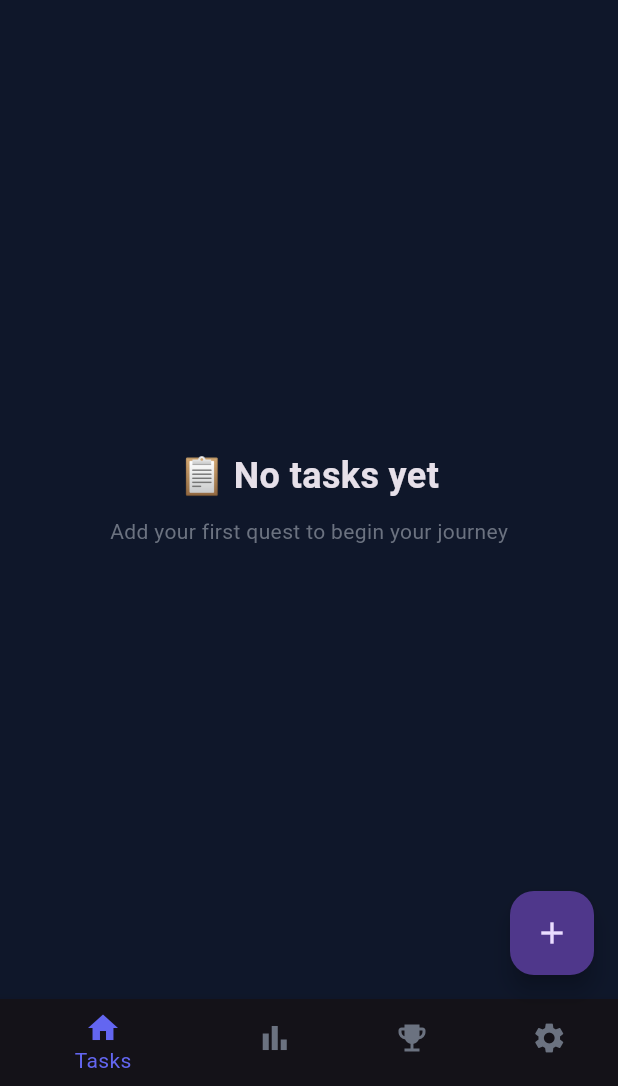
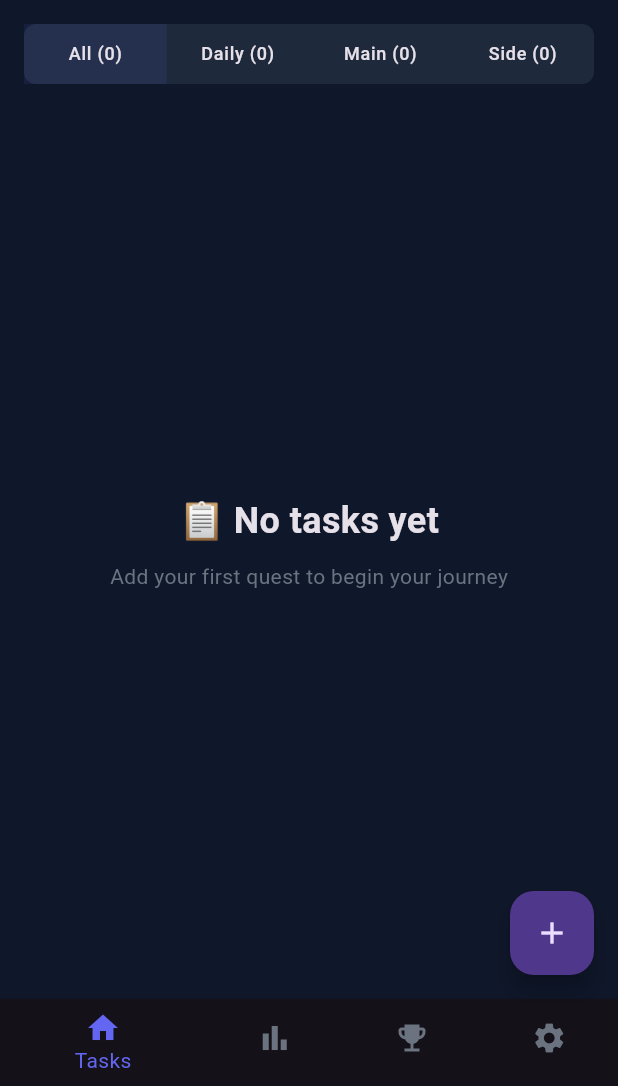
Before and after one commit to Bill2232/life_rpg, a Flutter app: the screen it shows after launch, on a phone screen of 412 x 824 dp, the part 150-1236 px from its top. Run offline on Flutter 3.47's test engine with Material 3 defaults, Android fonts, the phone set to English and light mode, and no system bars; our stand-ins replace audioplayers, fl_chart, flutter_local_notifications, get_it, hive, hive_flutter and 2 more; accounts and stored records are empty.

Commit message:
small fix

```diff
--- a/lib/screens/home_screen.dart
+++ b/lib/screens/home_screen.dart
@@ -127,22 +127,6 @@ class _HomeScreenState extends State<HomeScreen>
       _TaskFilter.side => gameProvider.sideTasks,
     };
 
-    if (visibleTasks.isEmpty) {
-      return Center(
-        child: Column(
-          mainAxisAlignment: MainAxisAlignment.center,
-          children: [
-            Text('📋 No tasks yet', style: AppTextStyles.heading2),
-            SizedBox(height: 12),
-            Text(
-              'Add your first quest to begin your journey',
-              style: AppTextStyles.body2.copyWith(color: AppColors.textMuted),
-            ),
-          ],
-        ),
-      );
-    }
-
     return Padding(
       padding: EdgeInsets.all(16),
       child: Column(
@@ -184,9 +168,25 @@ class _HomeScreenState extends State<HomeScreen>
             ),
           ),
           SizedBox(height: 20),
-          // Task list
+          // Task list or empty state
           Expanded(
-            child: ListView.builder(
+            child: visibleTasks.isEmpty
+                ? Center(
+                    child: Column(
+                      mainAxisAlignment: MainAxisAlignment.center,
+                      children: [
+                        Text('📋 No tasks yet', style: AppTextStyles.heading2),
+                        SizedBox(height: 12),
+                        Text(
+                          'Add your first quest to begin your journey',
+                          style: AppTextStyles.body2.copyWith(
+                            color: AppColors.textMuted,
+                          ),
+                        ),
+                      ],
+                    ),
+                  )
+                : ListView.builder(
                     itemCount: visibleTasks.length,
                     itemBuilder: (context, index) {
                       final task = visibleTasks[index];
```
Lines whose indentation alone changed are shown as unchanged.
